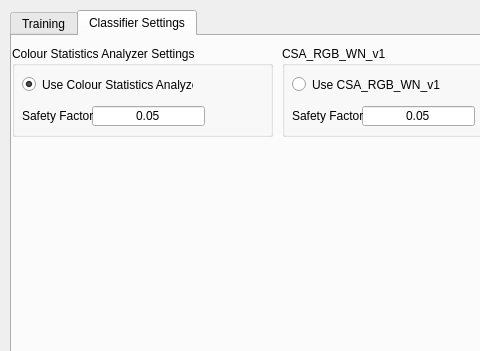
The window that gui/TrainTextureClassifierForm.ui (asmith9455/imageClassifier) describes before a commit, drawn with Qt 5; both pictures show x 0 to 480 and y 0 to 351 of the 1007 by 581 pixel window.
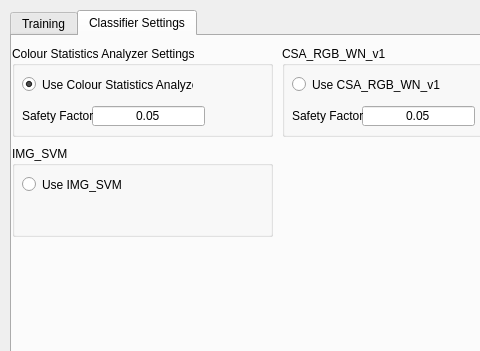
The same window after the commit.

Commit message: added svm as a texture classifier operates directly on image tiles for testing purposes - next will adapt to use statistics (ex colour histograms, noise, etc).

Patch:
```diff
--- a/gui/TrainTextureClassifierForm.ui
+++ b/gui/TrainTextureClassifierForm.ui
@@ -764,6 +764,38 @@
       </property>
      </widget>
     </widget>
+    <widget class="QGroupBox" name="groupBox_11">
+     <property name="geometry">
+      <rect>
+       <x>0</x>
+       <y>110</y>
+       <width>261</width>
+       <height>91</height>
+      </rect>
+     </property>
+     <property name="title">
+      <string>IMG_SVM</string>
+     </property>
+     <widget class="QRadioButton" name="radioButton_useIMG_SVM">
+      <property name="geometry">
+       <rect>
+        <x>10</x>
+        <y>30</y>
+        <width>171</width>
+        <height>17</height>
+       </rect>
+      </property>
+      <property name="text">
+       <string>Use IMG_SVM</string>
+      </property>
+      <property name="checked">
+       <bool>false</bool>
+      </property>
+      <attribute name="buttonGroup">
+       <string notr="true">buttonGroup</string>
+      </attribute>
+     </widget>
+    </widget>
    </widget>
   </widget>
   <widget class="QDialogButtonBox" name="buttonBox">
```
Left out of the diff: 3 changed lines with no effect on the pictures. The commit also changes 11 other files.
